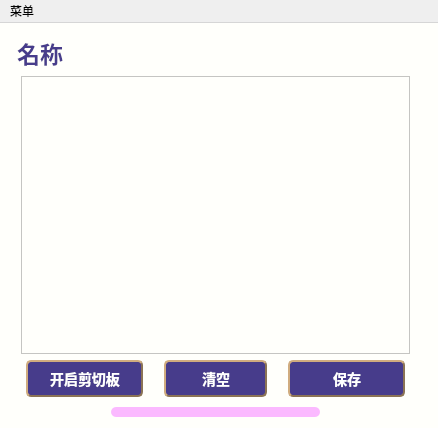
Qt form note/mainwindow.ui (ccy-git/note) before a commit.
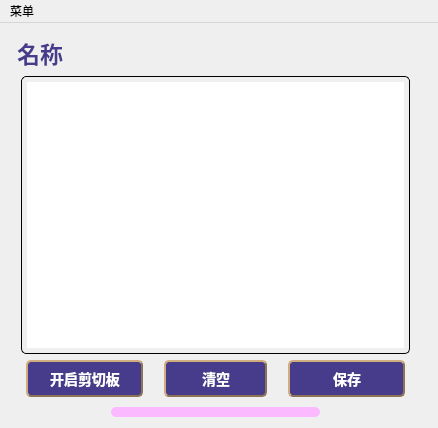
The same form after that commit.

Commit message: 优化了界面（滚动条）

```diff
--- a/note/mainwindow.ui
+++ b/note/mainwindow.ui
@@ -18,7 +18,7 @@
   </property>
   <widget class="QWidget" name="centralWidget">
    <property name="styleSheet">
-    <string notr="true">background:rgb(255, 255, 251)</string>
+    <string notr="true"/>
    </property>
    <widget class="QWidget" name="verticalLayoutWidget">
     <property name="geometry">
@@ -57,13 +57,30 @@
         </font>
        </property>
        <property name="layoutDirection">
-        <enum>Qt::RightToLeft</enum>
+        <enum>Qt::LeftToRight</enum>
        </property>
        <property name="styleSheet">
         <string notr="true">QTextEdit{
 	font: 12pt &quot;楷体&quot;;
+	width:80%;
 	margin-left:10%;
+ 	border: 1px solid;
+	border-radius:5px;
 	margin-right:10%;
+ 	padding: 5px
+}
+
+QScrollBar:vertical {
+	width: 8px;         
+	background: #f0f0f0;
+	border:none;
+}
+QScrollBar::handle:vertical {
+	min-height: 20px;
+ 	background: #808080;
+}
+QScrollBar::add-line:vertical, QScrollBar::sub-line:vertical {
+    height: 0px;               // 隐藏上下控制按钮
 }</string>
        </property>
        <property name="html">
```
